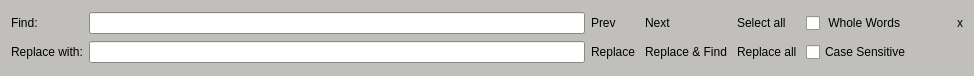
Qt form findreplacewidget.ui (allenck/mapper) before a commit.
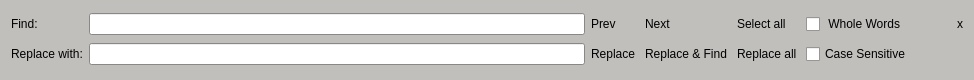
The same form after that commit. Custom widgets are drawn as their Qt base class.

Commit message: adjust stretch factors for qurrydialog window

```diff
--- a/findreplacewidget.ui
+++ b/findreplacewidget.ui
@@ -7,9 +7,15 @@
     <x>0</x>
     <y>0</y>
     <width>974</width>
-    <height>76</height>
+    <height>80</height>
    </rect>
   </property>
+  <property name="sizePolicy">
+   <sizepolicy hsizetype="Preferred" vsizetype="Fixed">
+    <horstretch>0</horstretch>
+    <verstretch>0</verstretch>
+   </sizepolicy>
+  </property>
   <property name="palette">
    <palette>
     <active>
```
The commit also changes 3 other files.
